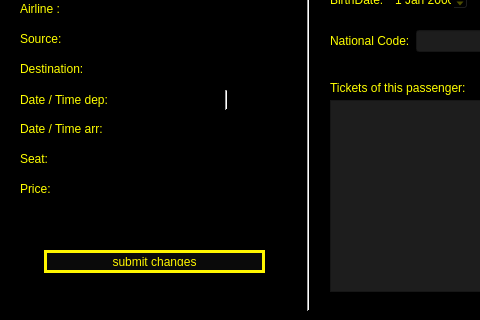
This is MyProj/ticketpage.ui in shahabbadihi/airport_managementt as Qt 5 draws it before an edit; both pictures show x 0 to 480 and y 110 to 430 of the 622 by 430 pixel window. The edited form follows.
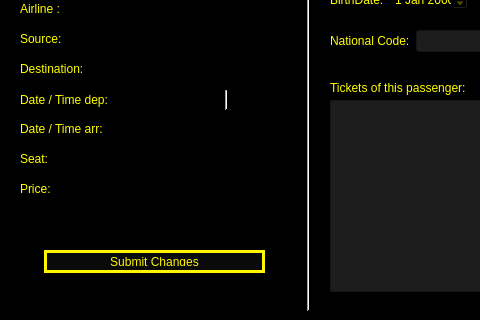
This is the edited form.

```diff
--- a/MyProj/ticketpage.ui
+++ b/MyProj/ticketpage.ui
@@ -96,7 +96,7 @@
     </rect>
    </property>
    <property name="text">
-    <string>submit changes</string>
+    <string>Submit Changes</string>
    </property>
   </widget>
   <widget class="QListView" name="listView">
@@ -109,7 +109,7 @@
     </rect>
    </property>
   </widget>
-  <widget class="QWidget" name="">
+  <widget class="QWidget" name="layoutWidget">
    <property name="geometry">
     <rect>
      <x>20</x>
@@ -140,7 +140,7 @@
     </item>
    </layout>
   </widget>
-  <widget class="QWidget" name="">
+  <widget class="QWidget" name="layoutWidget">
    <property name="geometry">
     <rect>
      <x>20</x>
@@ -171,7 +171,7 @@
     </item>
    </layout>
   </widget>
-  <widget class="QWidget" name="">
+  <widget class="QWidget" name="layoutWidget">
    <property name="geometry">
     <rect>
      <x>20</x>
@@ -202,7 +202,7 @@
     </item>
    </layout>
   </widget>
-  <widget class="QWidget" name="">
+  <widget class="QWidget" name="layoutWidget">
    <property name="geometry">
     <rect>
      <x>20</x>
@@ -233,7 +233,7 @@
     </item>
    </layout>
   </widget>
-  <widget class="QWidget" name="">
+  <widget class="QWidget" name="layoutWidget">
    <property name="geometry">
     <rect>
      <x>20</x>
@@ -264,7 +264,7 @@
     </item>
    </layout>
   </widget>
-  <widget class="QWidget" name="">
+  <widget class="QWidget" name="layoutWidget">
    <property name="geometry">
     <rect>
      <x>20</x>
@@ -302,7 +302,7 @@
     </item>
    </layout>
   </widget>
-  <widget class="QWidget" name="">
+  <widget class="QWidget" name="layoutWidget">
    <property name="geometry">
     <rect>
      <x>20</x>
@@ -333,7 +333,7 @@
     </item>
    </layout>
   </widget>
-  <widget class="QWidget" name="">
+  <widget class="QWidget" name="layoutWidget">
    <property name="geometry">
     <rect>
      <x>20</x>
@@ -364,7 +364,7 @@
     </item>
    </layout>
   </widget>
-  <widget class="QWidget" name="">
+  <widget class="QWidget" name="layoutWidget">
    <property name="geometry">
     <rect>
      <x>330</x>
@@ -394,7 +394,7 @@
     </item>
    </layout>
   </widget>
-  <widget class="QWidget" name="">
+  <widget class="QWidget" name="layoutWidget">
    <property name="geometry">
     <rect>
      <x>330</x>
@@ -425,7 +425,7 @@
     </item>
    </layout>
   </widget>
-  <widget class="QWidget" name="">
+  <widget class="QWidget" name="layoutWidget">
    <property name="geometry">
     <rect>
      <x>330</x>
@@ -456,7 +456,7 @@
     </item>
    </layout>
   </widget>
-  <widget class="QWidget" name="">
+  <widget class="QWidget" name="layoutWidget">
    <property name="geometry">
     <rect>
      <x>330</x>
@@ -487,7 +487,7 @@
     </item>
    </layout>
   </widget>
-  <widget class="QWidget" name="">
+  <widget class="QWidget" name="layoutWidget">
    <property name="geometry">
     <rect>
      <x>20</x>
```
